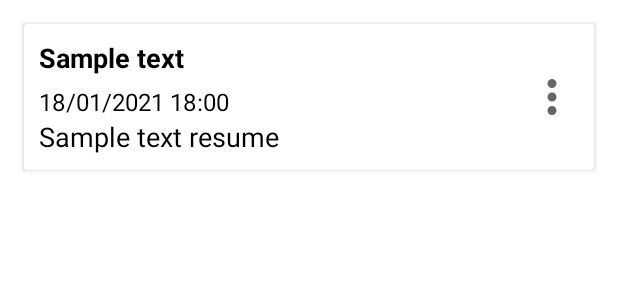
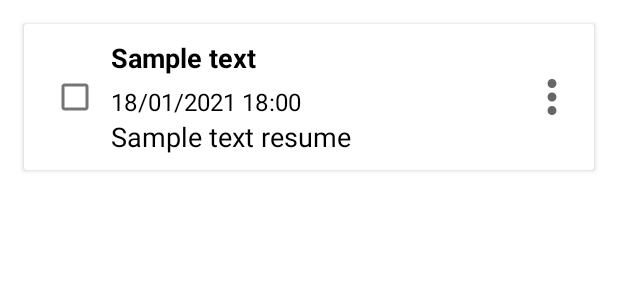
Before and after one commit to LuizSaraiva/to-do-list, an Android app: the layout item_task.xml on its own in the app's theme, with its tools: preview values and no code run, on a phone screen of 412 x 824 dp. Shown: the top 300 px of the screen. Run offline under Robolectric (Android 15) with nearby library versions, the phone set to English and light mode, and no system bars.

```diff
--- a/app/src/main/java/com/example/bootcamptodolist/model/Task.kt
+++ b/app/src/main/java/com/example/bootcamptodolist/model/Task.kt
@@ -1,5 +1,6 @@
 package com.example.bootcamptodolist.model
 
+import android.text.BoringLayout
 import androidx.room.ColumnInfo
 import androidx.room.Entity
 import androidx.room.PrimaryKey
@@ -11,5 +12,6 @@ data class Task(
     @ColumnInfo(name = "time") val time: String,
     @ColumnInfo(name = "resume") val resume:String,
     @ColumnInfo(name = "description") val description:String,
+    @ColumnInfo(name = "status") var status: Boolean = false,
     @PrimaryKey(autoGenerate = true) var id: Int = 0
 )
--- a/app/src/main/res/layout/item_task.xml
+++ b/app/src/main/res/layout/item_task.xml
@@ -9,8 +9,17 @@
 
     <androidx.constraintlayout.widget.ConstraintLayout
         android:layout_width="match_parent"
+        android:id="@+id/cl_item_task"
         android:layout_height="wrap_content"
         android:padding="10dp">
+
+        <CheckBox
+            android:id="@+id/cb_finish"
+            android:layout_width="wrap_content"
+            android:layout_height="wrap_content"
+            app:layout_constraintBottom_toBottomOf="parent"
+            app:layout_constraintStart_toStartOf="parent"
+            app:layout_constraintTop_toTopOf="parent" />
 
         <TextView
             android:id="@+id/tv_title"
@@ -19,7 +28,7 @@
             android:textColor="@color/black"
             android:textSize="18sp"
             android:textStyle="bold"
-            app:layout_constraintStart_toStartOf="parent"
+            app:layout_constraintStart_toEndOf="@id/cb_finish"
             app:layout_constraintTop_toTopOf="parent"
             tools:text="Sample text" />
 
@@ -30,7 +39,7 @@
             android:layout_marginTop="6dp"
             android:textColor="@color/black"
             android:textSize="16sp"
-            app:layout_constraintStart_toStartOf="parent"
+            app:layout_constraintStart_toEndOf="@id/cb_finish"
             app:layout_constraintTop_toBottomOf="@id/tv_title"
             tools:text="18/01/2021 18:00" />
 
@@ -38,10 +47,10 @@
             android:id="@+id/tv_resume"
             android:layout_width="wrap_content"
             android:layout_height="wrap_content"
+            android:text="@string/sample_text_resume"
             android:textColor="@color/black"
             android:textSize="18sp"
-            android:text="@string/sample_text_resume"
-            app:layout_constraintStart_toStartOf="parent"
+            app:layout_constraintStart_toEndOf="@id/cb_finish"
             app:layout_constraintTop_toBottomOf="@id/tv_date_time" />
 
         <androidx.appcompat.widget.AppCompatImageView
--- a/app/src/main/res/values/strings.xml
+++ b/app/src/main/res/values/strings.xml
@@ -17,4 +17,6 @@
     <string name="description">Descrição</string>
     <string name="sample_text_resume">Sample text resume</string>
     <string name="sucess">Cadastrado com sucesso!</string>
+    <string name="status_pending">Pendente</string>
+    <string name="status_finish">Finalizado</string>
 </resources>
```
Also changed, not shown: app/src/main/java/com/example/bootcamptodolist/ui/AdapterTask.kt (+25 -0 lines), app/src/main/java/com/example/bootcamptodolist/ui/AddTaskActivity.kt (+29 -17 lines), app/src/main/java/com/example/bootcamptodolist/ui/MainActivity.kt (+11 -1 lines), app/src/main/res/layout/activity_add_task.xml (+22 -0 lines).
